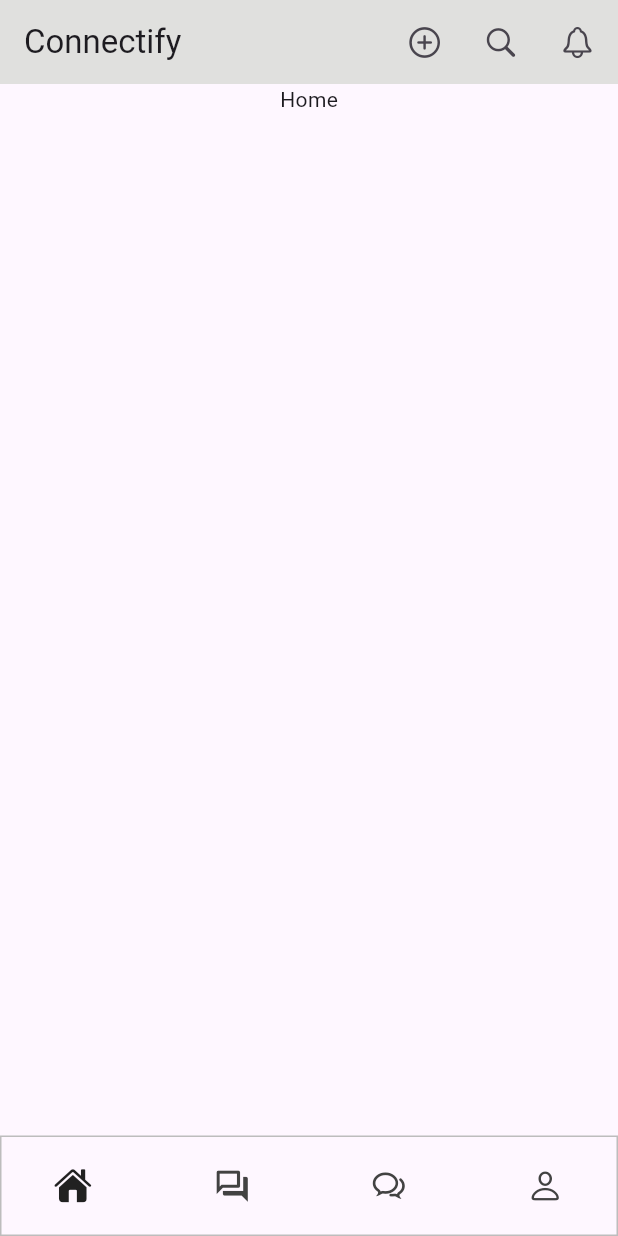
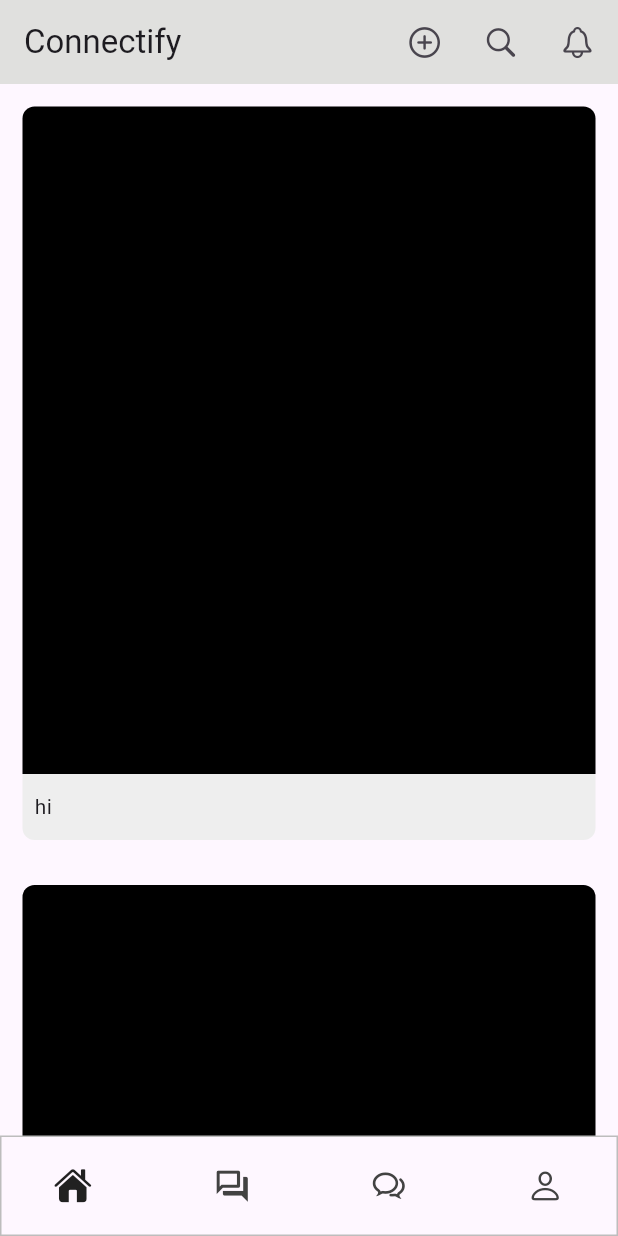
Before and after one commit to 0Armaan025/connectify, a Flutter app: the screen it shows after launch, on a phone screen of 412 x 824 dp. Run offline on Flutter 3.47's test engine with Material 3 defaults, Android fonts, the phone set to English and light mode, and no system bars; drawn by our look-alikes of google_nav_bar; our stand-ins replace animate_do, connectivity_plus, google_fonts, hexcolor, image_picker; project files that could hold a hidden picture were left out.

Commit message:
something ig

```diff
--- /dev/null
+++ b/lib/common/post_widget/post_widget.dart
@@ -0,0 +1,55 @@
+import 'package:flutter/material.dart';
+
+class PostWidget extends StatefulWidget {
+  const PostWidget({super.key});
+
+  @override
+  State<PostWidget> createState() => _PostWidgetState();
+}
+
+class _PostWidgetState extends State<PostWidget> {
+  @override
+  Widget build(BuildContext context) {
+    final size = MediaQuery.of(context).size;
+    return Container(
+      margin: const EdgeInsets.symmetric(vertical: 15),
+      child: Column(
+        children: [
+          Container(
+            padding: const EdgeInsets.all(8),
+            width: double.infinity,
+            margin: const EdgeInsets.symmetric(
+              horizontal: 15,
+            ),
+            height: size.height * 0.54,
+            decoration: BoxDecoration(
+              color: Colors.black,
+              borderRadius: BorderRadius.only(
+                topLeft: Radius.circular(8),
+                topRight: Radius.circular(8),
+              ),
+            ),
+          ),
+          Container(
+            width: double.infinity,
+            padding: const EdgeInsets.all(8).copyWith(bottom: 12, top: 12),
+            margin: const EdgeInsets.symmetric(horizontal: 15),
+            alignment: Alignment.centerLeft,
+            decoration: BoxDecoration(
+              color: Colors.grey.shade200,
+              borderRadius: BorderRadius.only(
+                bottomLeft: Radius.circular(8),
+                bottomRight: Radius.circular(8),
+              ),
+            ),
+            child: Row(
+              children: [
+                Text("hi"),
+              ],
+            ),
+          ),
+        ],
+      ),
+    );
+  }
+}
--- a/lib/features/views/home/home_page_content.dart
+++ b/lib/features/views/home/home_page_content.dart
@@ -1,26 +1,42 @@
 import 'package:connectify/common/navbar/custom_navbar.dart';
+import 'package:connectify/common/post_widget/post_widget.dart';
 import 'package:connectify/common/utils.dart';
 import 'package:flutter/material.dart';
 
 class HomePageContent extends StatefulWidget {
-  const HomePageContent({super.key});
+  const HomePageContent({Key? key}) : super(key: key);
 
   @override
   State<HomePageContent> createState() => _HomePageContentState();
 }
 
 class _HomePageContentState extends State<HomePageContent> {
+  Future<List<Widget>> _fetchPosts() async {
+    List<Widget> posts = List.generate(30, (index) => const PostWidget());
+
+    return posts;
+  }
+
   @override
   Widget build(BuildContext context) {
     return Scaffold(
       body: SingleChildScrollView(
         child: SafeArea(
-          child: Column(
-            children: [
-              Center(
-                child: Text("Home"),
-              ),
-            ],
+          child: FutureBuilder<List<Widget>>(
+            future: _fetchPosts(),
+            builder: (context, snapshot) {
+              if (snapshot.connectionState == ConnectionState.waiting) {
+                return const Center(
+                  child: CircularProgressIndicator(),
+                );
+              } else if (snapshot.hasError) {
+                return Center(child: Text('Error: ${snapshot.error}'));
+              } else {
+                return Column(
+                  children: snapshot.data ?? [],
+                );
+              }
+            },
           ),
         ),
       ),
--- a/lib/features/views/home/home_view.dart
+++ b/lib/features/views/home/home_view.dart
@@ -46,15 +46,15 @@ class _HomePageState extends State<HomePage> {
   Widget _getSelectedPage(int index) {
     switch (index) {
       case 0:
-        return HomePageContent();
+        return const HomePageContent();
       case 1:
-        return ThreadsView();
+        return const ThreadsView();
       case 2:
-        return ChatsView();
+        return const ChatsView();
       case 3:
-        return ProfileView();
+        return const ProfileView();
       default:
-        return HomePageContent();
+        return const HomePageContent();
     }
   }
 }
```
